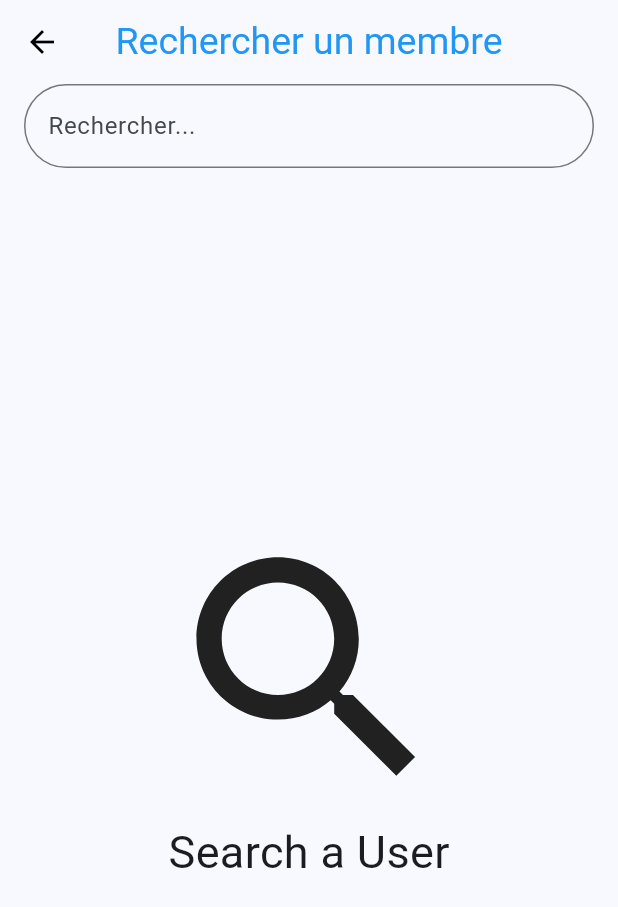
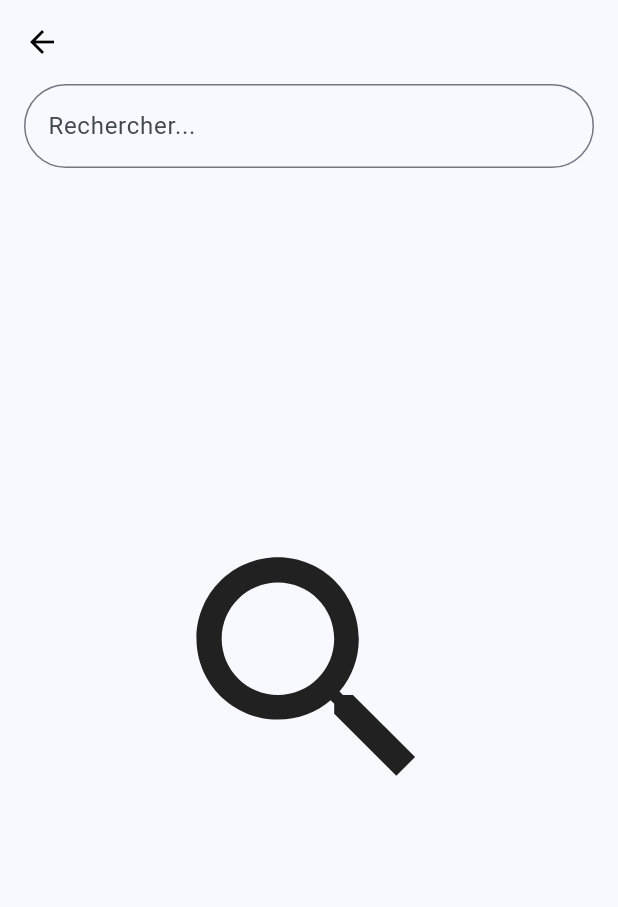
Before and after one commit to Bruno-ADH/Chat-instantan-avec-Flutter, a Flutter app: the UsersSearchScreen screen opened directly, on a phone screen of 412 x 824 dp. Shown: the top 907 px of the screen. Run offline on Flutter 3.47's test engine with Material 3 defaults, Android fonts, the phone set to English and light mode, and no system bars; our stand-ins replace cloud_firestore, email_validator, firebase_auth, firebase_core, firebase_messaging, firebase_storage and 4 more; accounts and stored records are empty.

Commit message:
first commit

```diff
--- a/lib/view/screens/search_screen.dart
+++ b/lib/view/screens/search_screen.dart
@@ -30,10 +30,7 @@ class _UsersSearchScreenState extends State<UsersSearchScreen> {
           elevation: 0,
           centerTitle: true,
           foregroundColor: Colors.black,
-          title: const Text(
-            'Rechercher un membre',
-            style: TextStyle(fontSize: 25, color: Colors.blue),
-          ),
+          title: const Text(''),
         ),
         body: Padding(
           padding: const EdgeInsets.symmetric(horizontal: 16.0),
@@ -44,14 +41,14 @@ class _UsersSearchScreenState extends State<UsersSearchScreen> {
                 hintText: 'Rechercher...',
                 onChanged: (val) =>
                     Provider.of<FirebaseProvider>(context, listen: false)
-                        .searchUser(val),
+                        .searchUser(val.toUpperCase()),
 
               ),
               Consumer<FirebaseProvider>(
                 builder: (context, value, child) => Expanded(
                   child: controller.text.isEmpty
                       ? const EmptyWidget(
-                          icon: Icons.search, text: 'Search a User')
+                          icon: Icons.search, text: '')
                       : ListView.builder(
                           padding: const EdgeInsets.all(16),
                           itemCount: value.search.length,
@@ -63,6 +60,7 @@ class _UsersSearchScreenState extends State<UsersSearchScreen> {
                         ),
                 ),
               ),
+
             ],
           ),
         ),
```
